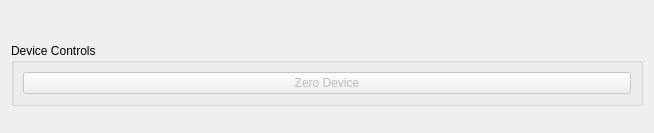
First picture: the form in src/dialogs/weigh_scale_dialog.ui, repository CLSA/cypress, before the edit.
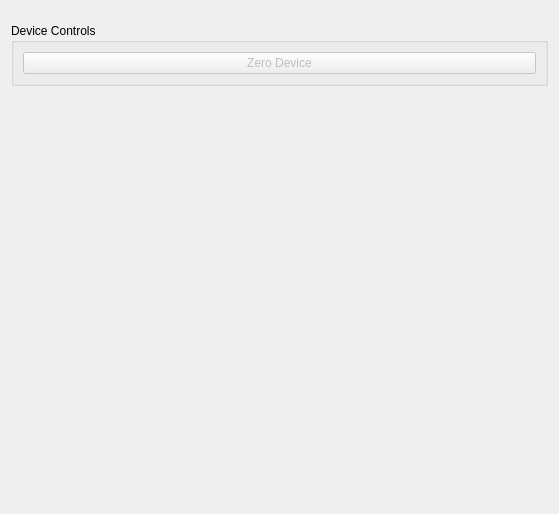
Second picture: the form after the edit. Custom widgets are drawn as their Qt base class.

Commit message: increased table size on weight scale dialog to show more measurements

Diff of the .ui file:
```diff
--- a/src/dialogs/weigh_scale_dialog.ui
+++ b/src/dialogs/weigh_scale_dialog.ui
@@ -6,8 +6,8 @@
    <rect>
     <x>0</x>
     <y>0</y>
-    <width>654</width>
-    <height>133</height>
+    <width>559</width>
+    <height>514</height>
    </rect>
   </property>
   <property name="windowTitle">
@@ -40,7 +40,27 @@
     </widget>
    </item>
    <item>
-    <widget class="MeasurementTable" name="measurementTable" native="true"/>
+    <widget class="MeasurementTable" name="measurementTable" native="true">
+     <property name="sizePolicy">
+      <sizepolicy hsizetype="Preferred" vsizetype="Maximum">
+       <horstretch>0</horstretch>
+       <verstretch>0</verstretch>
+      </sizepolicy>
+     </property>
+    </widget>
+   </item>
+   <item>
+    <spacer name="verticalSpacer">
+     <property name="orientation">
+      <enum>Qt::Vertical</enum>
+     </property>
+     <property name="sizeHint" stdset="0">
+      <size>
+       <width>20</width>
+       <height>40</height>
+      </size>
+     </property>
+    </spacer>
    </item>
   </layout>
  </widget>
```
The commit also changes 1 other file.
